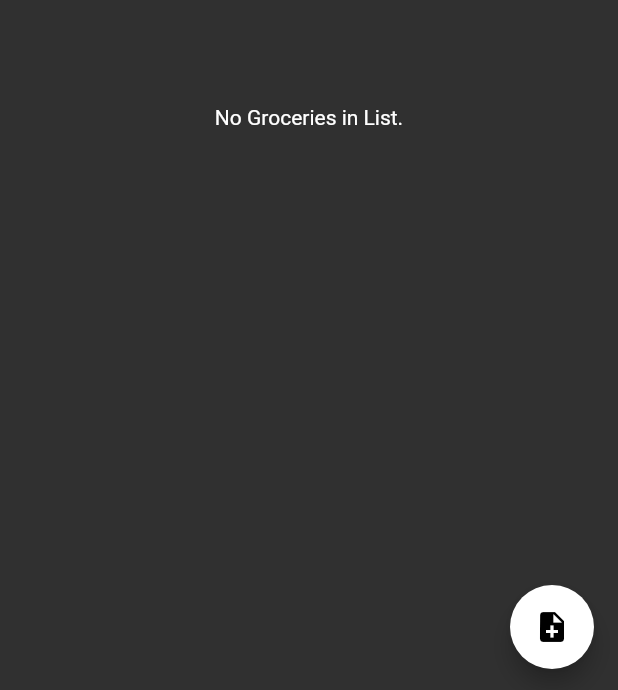
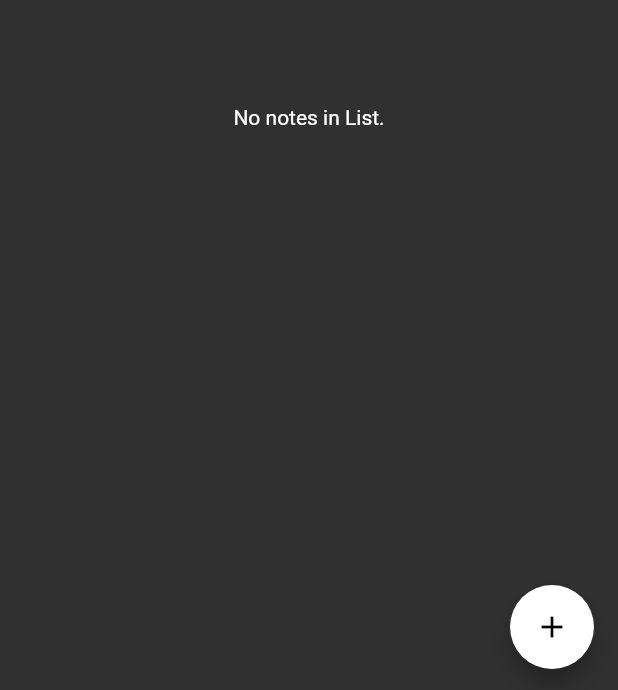
Before and after one commit to Gregikkps/notes, a Flutter app: the screen it shows after launch, on a phone screen of 412 x 824 dp. Shown: the part 543-1233 px from the top of the screen. Run offline on Flutter 3.47's test engine with Material 2 defaults, Android fonts, the phone set to English and light mode, and no system bars; our stand-ins replace flutter_bloc, sqflite; accounts and stored records are empty.

```diff
--- a/notes_app/lib/data/models/note.dart
+++ b/notes_app/lib/data/models/note.dart
@@ -1,37 +1,37 @@
-class Note {
-  final String date;
-  final String name;
+// class Notee {
+//   final String date;
+//   final String name;
 
-  Note({required this.date, required this.name});
+//   Notee({required this.date, required this.name});
 
-  factory Note.fromMap(Map<String, dynamic> json) => Note(
-        date: json['date'],
-        name: json['name'],
-      );
+//   factory Notee.fromMap(Map<String, dynamic> json) => Notee(
+//         date: json['date'],
+//         name: json['name'],
+//       );
 
-  Map<String, dynamic> toMap() {
-    return {
-      'id': date,
-      'name': name,
-    };
-  }
-}
+//   Map<String, dynamic> toMap() {
+//     return {
+//       'id': date,
+//       'name': name,
+//     };
+//   }
+// }
 
-class Grocery {
-  final String date;
-  final String name;
+// class Grocery {
+//   final String date;
+//   final String name;
 
-  Grocery({required this.date, required this.name});
+//   Grocery({required this.date, required this.name});
 
-  factory Grocery.fromMap(Map<String, dynamic> json) => Grocery(
-        date: json['date'],
-        name: json['name'],
-      );
+//   factory Grocery.fromMap(Map<String, dynamic> json) => Grocery(
+//         date: json['date'],
+//         name: json['name'],
+//       );
 
-  Map<String, dynamic> toMap() {
-    return {
-      'date': date,
-      'name': name,
-    };
-  }
-}
+//   Map<String, dynamic> toMap() {
+//     return {
+//       'date': date,
+//       'name': name,
+//     };
+//   }
+// }
--- /dev/null
+++ b/notes_app/lib/data/notes_cubit.dart
@@ -0,0 +1,48 @@
+import 'package:flutter_bloc/flutter_bloc.dart';
+import 'package:notes_app/main.dart';
+import 'package:sqflite/sqflite.dart';
+
+class Note {
+  final String content;
+  final String createdAt;
+
+  Note({
+    required this.content,
+    required this.createdAt,
+  });
+
+  factory Note.fromMap(Map<String, dynamic> json) => Note(
+        content: json['content'],
+        createdAt: json['createdAt'],
+      );
+
+  Map<String, dynamic> toMap() {
+    return {
+      'content': content,
+      'createdAt': createdAt,
+    };
+  }
+}
+
+class NotesService {
+  Future<List<Note>> findAll() async {
+    Database db = await DatabaseHelper.instance.database;
+    var notes = await db.query('notes');
+    List<Note> noteList =
+        notes.isNotEmpty ? notes.map((c) => Note.fromMap(c)).toList() : [];
+
+    print(noteList);
+    return noteList;
+  }
+
+  Note create(String content) {
+    return Note(
+      content: content,
+      createdAt: DateTime.now().toIso8601String(),
+    );
+  }
+}
+
+class NotesCubit extends Cubit<NotesService> {
+  NotesCubit() : super(NotesService());
+}
--- a/notes_app/lib/main.dart
+++ b/notes_app/lib/main.dart
@@ -1,7 +1,7 @@
 import 'package:flutter/material.dart';
-import 'package:notes_app/data/models/note.dart';
+import 'package:flutter_bloc/flutter_bloc.dart';
+import 'package:notes_app/data/notes_cubit.dart';
 import 'package:notes_app/screens/note_list.dart';
-import 'package:notes_app/utils/note.dart';
 import 'package:sqflite/sqflite.dart';
 import 'package:path/path.dart';
 import 'package:path_provider/path_provider.dart';
@@ -28,7 +28,10 @@ class MyApp extends StatelessWidget {
           backgroundColor: Colors.white,
         ),
       ),
-      home: const NotesPage(title: 'Notes'),
+      home: BlocProvider(
+        create: (_) => NotesCubit(),
+        child: const NotesPage(title: 'Notes'),
+      ),
     );
   }
 }
@@ -52,18 +55,17 @@ class DatabaseHelper {
   Future _onCreate(Database db, int version) async {
     await db.execute('''
       CREATE TABLE notes(
-          date TEXT,
-          name TEXT
+          content TEXT,
+          createdAt TEXT
       )
       ''');
   }
 
-  Future<List<Grocery>> getGroceries() async {
-    Database db = await instance.database;
-    var groceries = await db.query('notes', orderBy: 'date');
-    List<Grocery> groceryList = groceries.isNotEmpty
-        ? groceries.map((c) => Grocery.fromMap(c)).toList()
-        : [];
-    return groceryList;
-  }
+  // Future<List<Note>> getNotes() async {
+  //   Database db = await instance.database;
+  //   var notes = await db.query('notes', orderBy: 'date');
+  //   List<Note> noteList =
+  //       notes.isNotEmpty ? notes.map((c) => Note.fromMap(c)).toList() : [];
+  //   return noteList;
+  // }
 }
--- a/notes_app/lib/screens/note_list.dart
+++ b/notes_app/lib/screens/note_list.dart
@@ -1,7 +1,8 @@
 import 'package:flutter/material.dart';
-import 'package:notes_app/data/models/note.dart';
+import 'package:flutter_bloc/flutter_bloc.dart';
+import 'package:notes_app/data/notes_cubit.dart';
 import 'package:notes_app/screens/add_note.dart';
-import 'package:notes_app/utils/note.dart';
+import 'package:sqflite/sqflite.dart';
 
 import '../main.dart';
 
@@ -36,66 +37,57 @@ class _NotesPage extends State<NotesPage> {
           );
         },
         tooltip: 'Add note',
-        child: const Icon(Icons.note_add),
+        child: const Icon(Icons.add),
       ),
       body: Center(
-        child: FutureBuilder<List<Grocery>>(
-            future: DatabaseHelper.instance.getGroceries(),
+        child: BlocBuilder<NotesCubit, NotesService>(
+          builder: ((context, state) {
+            return FutureBuilder<List<Note>>(
+              future: state.findAll(),
               builder:
-                (BuildContext context, AsyncSnapshot<List<Grocery>> snapshot) {
+                  (BuildContext context, AsyncSnapshot<List<Note>> snapshot) {
                 if (!snapshot.hasData) {
-                return const Center(child: Text('Loading...'));
+                  Future.delayed(const Duration(milliseconds: 5000), () async {
+                    Future<List<Note>> getNotes() async {
+                      Database db = await DatabaseHelper.instance.database;
+                      var notes = await db.query('notes');
+                      List<Note> noteList = notes.isNotEmpty
+                          ? notes.map((c) => Note.fromMap(c)).toList()
+                          : [];
+
+                      print(noteList.first.content);
+                      return noteList;
+                    }
+
+                    getNotes();
+                  });
+                  return const Center(
+                    child: Text('Loading...'),
+                  );
                 }
                 return snapshot.data!.isEmpty
-                  ? const Center(child: Text('No Groceries in List.'))
+                    ? const Center(child: Text('No notes in List.'))
                     : ListView(
-                      children: snapshot.data!.map((grocery) {
+                        children: snapshot.data!.map(
+                          (note) {
                             return Center(
                               child: Card(
-                            // color: selectedId == grocery.id
-                            //     ? Colors.white70
-                            //     : Colors.white,
                                 child: ListTile(
-                              title: Text(grocery.name),
-                              subtitle: Text(grocery.date),
-                              onTap: () {
-                                setState(() {
-                                  // if (selectedId == null) {
-                                  //   textController.text = grocery.name;
-                                  //   selectedId = grocery.id;
-                                  // } else {
-                                  //   textController.text = '';
-                                  //   selectedId = null;
-                                  // }
-                                });
-                              },
-                              onLongPress: () {
-                                setState(() {
-                                  // DatabaseHelper.instance.remove(grocery.id!);
-                                });
-                              },
+                                  title: Text(note.content),
+                                  subtitle: Text(
+                                    note.createdAt,
+                                  ),
                                 ),
                               ),
                             );
-                      }).toList(),
+                          },
+                        ).toList(),
+                      );
+              },
             );
           }),
         ),
-      // body: ListView.builder(
-      //   shrinkWrap: true,
-      //   itemCount: vibeItems.length,
-      //   itemBuilder: (BuildContext context, int index) {
-      //     return ListTile(
-      //       leading: const Icon(Icons.list),
-      //       trailing: Text(
-      //         vibeItems[index].date,
-      //       ),
-      //       title: Text(
-      //         vibeItems[index].note,
-      //       ),
-      //     );
-      //   },
-      // ),
+      ),
     );
   }
 }
--- a/notes_app/lib/utils/note.dart
+++ /dev/null
@@ -1,9 +0,0 @@
-class Note {
-  final String note;
-  final String date;
-
-  Note({
-    required this.note,
-    required this.date,
-  });
-}
--- a/notes_app/pubspec.yaml
+++ b/notes_app/pubspec.yaml
@@ -38,6 +38,7 @@ dependencies:
   cupertino_icons: ^1.0.2
   sqflite: ^2.0.3+1
   path_provider: ^2.0.11
+  flutter_bloc: ^8.1.1
 
 dev_dependencies:
   flutter_test:
```
Also changed, not shown: notes_app/lib/screens/add_note.dart (+39 -17 lines), notes_app/pubspec.lock. Lines whose indentation alone changed are shown as unchanged.
